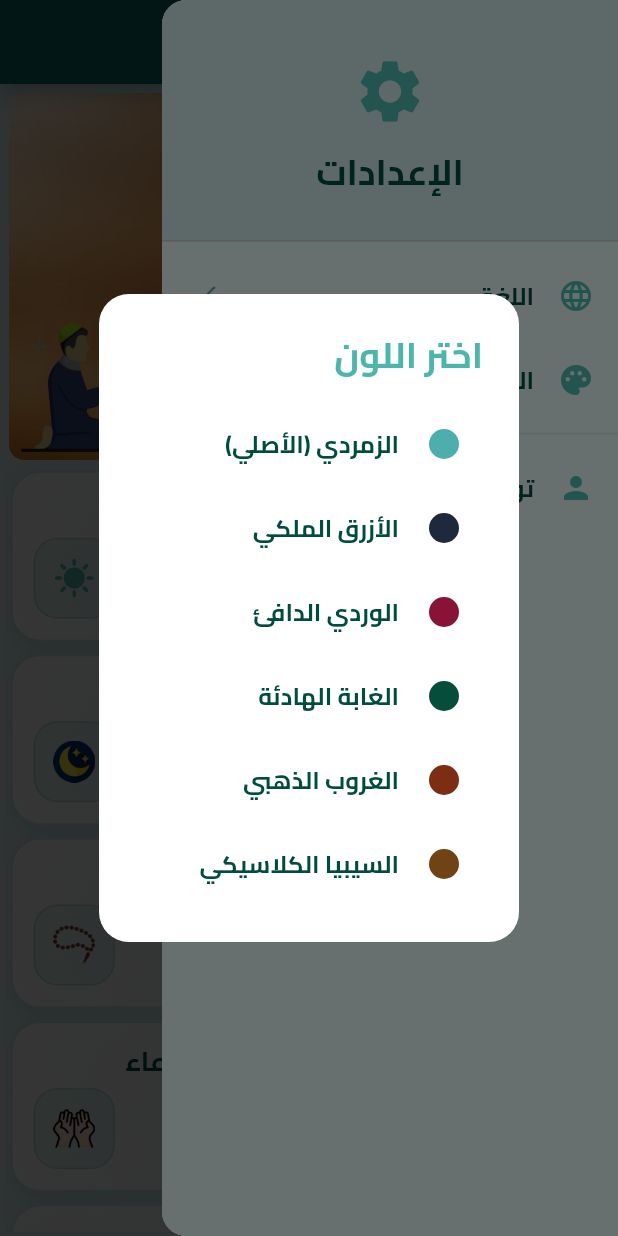
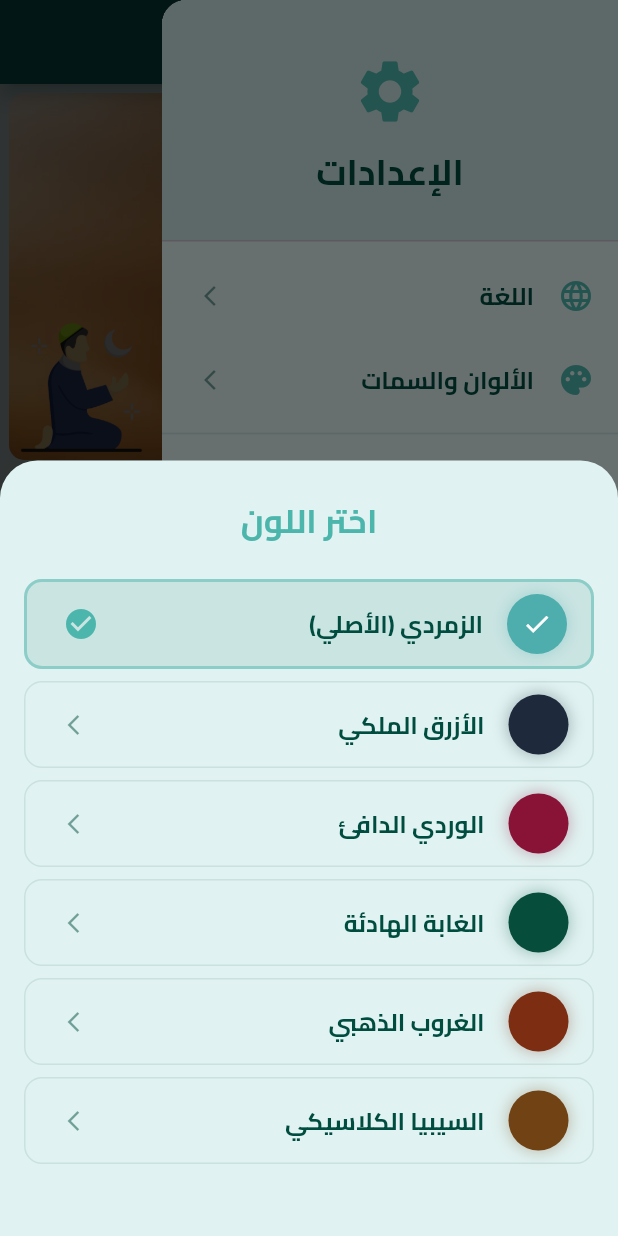
Before and after one commit to AbdelmenamAdel/Azkary, a Flutter app: the screen it shows after launch, after a tap on the "menu" icon, after a tap on "الألوان والسمات", on a phone screen of 412 x 824 dp. Run offline on Flutter 3.47's test engine with Material 3 defaults, Android fonts, the phone set to English and light mode, and no system bars; our stand-ins replace flutter_bloc, flutter_screenutil, flutter_secure_storage, font_awesome_flutter, step_progress_indicator; missing offline and left inert: widget_zoom.

Commit message:
refactor: Improve language and theme selection UI by switching from AlertDialog to showModalBottomSheet and enhancing tile presentation.

```diff
--- a/lib/features/Azkar/view/morning_azkar_view.dart
+++ b/lib/features/Azkar/view/morning_azkar_view.dart
@@ -1,6 +1,5 @@
 import 'package:azkar/core/common/custom_appbar.dart';
 import 'package:azkar/core/theme/app_colors_extension.dart';
-import 'package:azkar/core/utils/app_colors.dart';
 import 'package:azkar/core/utils/azkar.dart';
 import 'package:azkar/features/Azkar/manager/Counter/zekr_counter_cubit.dart';
 import 'package:azkar/features/Azkar/manager/Counter/zekr_counter_state.dart';
--- a/lib/features/home/home_view.dart
+++ b/lib/features/home/home_view.dart
@@ -133,58 +133,84 @@ class _HomeViewState extends State<HomeView> {
   }
 
   void _showLanguageDialog(BuildContext context) {
-    showDialog(
+    showModalBottomSheet(
       context: context,
-      builder: (context) => AlertDialog(
-        backgroundColor: context.colors.surface,
-        surfaceTintColor: Colors.transparent,
-        shape: RoundedRectangleBorder(borderRadius: BorderRadius.circular(20)),
-        title: Text(
-          context.translate('choose_language'),
-          style:
-              TextStyle(color: context.colors.secondary, fontFamily: 'Cairo'),
+      isScrollControlled: true,
+      backgroundColor: Colors.transparent,
+      builder: (context) => Container(
+        decoration: BoxDecoration(
+          color: context.colors.background,
+          borderRadius: const BorderRadius.vertical(top: Radius.circular(25)),
         ),
-        content: Column(
+        child: Padding(
+          padding: const EdgeInsets.symmetric(horizontal: 16, vertical: 24),
+          child: Column(
             mainAxisSize: MainAxisSize.min,
             children: [
-            _languageTile(context, 'ar', 'العربية'),
-            _languageTile(context, 'en', 'English'),
-            _languageTile(context, 'fr', 'Français'),
-            _languageTile(context, 'de', 'Deutsch'),
+              Text(
+                context.translate('choose_language'),
+                style: TextStyle(
+                  color: context.colors.secondary,
+                  fontWeight: FontWeight.w700,
+                  fontSize: 22,
+                  fontFamily: 'Cairo',
+                  letterSpacing: 0.5,
+                ),
+              ),
+              const SizedBox(height: 24),
+              _languageTile(context, 'ar', 'العربية', '🇸🇦'),
+              _languageTile(context, 'en', 'English', '🇬🇧'),
+              _languageTile(context, 'fr', 'Français', '🇫🇷'),
+              _languageTile(context, 'de', 'Deutsch', '🇩🇪'),
+              const SizedBox(height: 16),
             ],
+          ),
         ),
       ),
     );
   }
 
   void _showThemeDialog(BuildContext context) {
-    showDialog(
+    showModalBottomSheet(
       context: context,
-      builder: (context) => AlertDialog(
-        backgroundColor: context.colors.surface,
-        surfaceTintColor: Colors.transparent,
-        shape: RoundedRectangleBorder(borderRadius: BorderRadius.circular(20)),
-        title: Text(
-          context.translate('choose_theme'),
-          style:
-              TextStyle(color: context.colors.secondary, fontFamily: 'Cairo'),
+      isScrollControlled: true,
+      backgroundColor: Colors.transparent,
+      builder: (context) => Container(
+        decoration: BoxDecoration(
+          color: context.colors.background,
+          borderRadius: const BorderRadius.vertical(top: Radius.circular(25)),
         ),
-        content: Column(
+        child: Padding(
+          padding: const EdgeInsets.symmetric(horizontal: 16, vertical: 24),
+          child: Column(
             mainAxisSize: MainAxisSize.min,
             children: [
+              Text(
+                context.translate('choose_theme'),
+                style: TextStyle(
+                  color: context.colors.secondary,
+                  fontWeight: FontWeight.w700,
+                  fontSize: 22,
+                  fontFamily: 'Cairo',
+                  letterSpacing: 0.5,
+                ),
+              ),
+              const SizedBox(height: 24),
               _themeTile(context, AppTheme.emerald,
                   context.translate('theme_emerald'), const Color(0xFF4EADAD)),
               _themeTile(context, AppTheme.midnight,
                   context.translate('theme_midnight'), const Color(0xFF1E293B)),
-            _themeTile(context, AppTheme.rose, context.translate('theme_rose'),
-                const Color(0xFF881337)),
+              _themeTile(context, AppTheme.rose,
+                  context.translate('theme_rose'), const Color(0xFF881337)),
               _themeTile(context, AppTheme.forest,
                   context.translate('theme_forest'), const Color(0xFF064E3B)),
               _themeTile(context, AppTheme.sunset,
                   context.translate('theme_sunset'), const Color(0xFF7C2D12)),
               _themeTile(context, AppTheme.sepia,
                   context.translate('theme_sepia'), const Color(0xFF704214)),
+              const SizedBox(height: 16),
             ],
+          ),
         ),
       ),
     );
@@ -193,38 +219,120 @@ class _HomeViewState extends State<HomeView> {
   Widget _themeTile(
       BuildContext context, AppTheme theme, String label, Color color) {
     final colors = context.colors;
-    return ListTile(
-      leading: CircleAvatar(backgroundColor: color, radius: 10),
-      title: Text(label, style: TextStyle(color: colors.text)),
+    final cubit = context.read<AppCubit>();
+    final isSelected = cubit.state.theme == theme;
+
+    return Container(
+      margin: const EdgeInsets.only(bottom: 8),
+      decoration: BoxDecoration(
+        borderRadius: BorderRadius.circular(12),
+        color: isSelected ? colors.primary!.withValues(alpha: 0.1) : null,
+        border: Border.all(
+          color: isSelected
+              ? colors.secondary!.withValues(alpha: 0.5)
+              : colors.text!.withValues(alpha: 0.1),
+          width: isSelected ? 2 : 1,
+        ),
+      ),
+      child: ListTile(
+        leading: Container(
+          width: 40,
+          height: 40,
+          decoration: BoxDecoration(
+            color: color,
+            shape: BoxShape.circle,
+            boxShadow: [
+              BoxShadow(
+                color: color.withValues(alpha: 0.3),
+                blurRadius: 8,
+                spreadRadius: 1,
+              ),
+            ],
+          ),
+          child: isSelected
+              ? Icon(Icons.check, color: Colors.white, size: 20)
+              : null,
+        ),
+        title: Text(
+          label,
+          style: TextStyle(
+            color: colors.text,
+            fontFamily: 'Cairo',
+            fontWeight: isSelected ? FontWeight.bold : FontWeight.w600,
+          ),
+        ),
+        trailing: isSelected
+            ? Icon(
+                Icons.check_circle,
+                color: colors.secondary,
+                size: 24,
+              )
+            : Icon(
+                Icons.arrow_forward_ios,
+                color: colors.text?.withValues(alpha: 0.5),
+                size: 16,
+              ),
         onTap: () {
-        // 1. Pop the dialog
           Navigator.pop(context);
-        // 2. Pop the drawer
           if (_scaffoldKey.currentState?.isDrawerOpen ?? false) {
             Navigator.pop(_scaffoldKey.currentContext!);
           }
-        // 3. Change theme
           context.read<AppCubit>().changeTheme(theme);
         },
+      ),
     );
   }
 
-  Widget _languageTile(BuildContext context, String code, String label) {
+  Widget _languageTile(
+      BuildContext context, String code, String label, String flag) {
     final colors = context.colors;
-    return ListTile(
-      title: Text(label, style: TextStyle(color: colors.text)),
+    final cubit = context.read<AppCubit>();
+    final isSelected = cubit.state.locale.languageCode == code;
+
+    return Container(
+      margin: const EdgeInsets.only(bottom: 8),
+      decoration: BoxDecoration(
+        borderRadius: BorderRadius.circular(12),
+        color: isSelected ? colors.primary!.withValues(alpha: 0.1) : null,
+        border: Border.all(
+          color: isSelected
+              ? colors.secondary!.withValues(alpha: 0.5)
+              : colors.text!.withValues(alpha: 0.1),
+          width: isSelected ? 2 : 1,
+        ),
+      ),
+      child: ListTile(
+        leading: Text(
+          flag,
+          style: const TextStyle(fontSize: 32),
+        ),
+        title: Text(
+          label,
+          style: TextStyle(
+            color: colors.text,
+            fontFamily: 'Cairo',
+            fontWeight: isSelected ? FontWeight.bold : FontWeight.w600,
+          ),
+        ),
+        trailing: isSelected
+            ? Icon(
+                Icons.check_circle,
+                color: colors.secondary,
+                size: 24,
+              )
+            : Icon(
+                Icons.arrow_forward_ios,
+                color: colors.text?.withValues(alpha: 0.5),
+                size: 16,
+              ),
         onTap: () {
-        // 1. Pop the dialog immediately
           Navigator.pop(context);
-
-        // 2. Pop the drawer if it's open
           if (_scaffoldKey.currentState?.isDrawerOpen ?? false) {
             Navigator.pop(_scaffoldKey.currentContext!);
           }
-
-        // 3. Change language AFTER UI items are popped to ensure stability
           context.read<AppCubit>().changeLanguage(code);
         },
+      ),
     );
   }
 }
```
Lines whose indentation alone changed are shown as unchanged.
